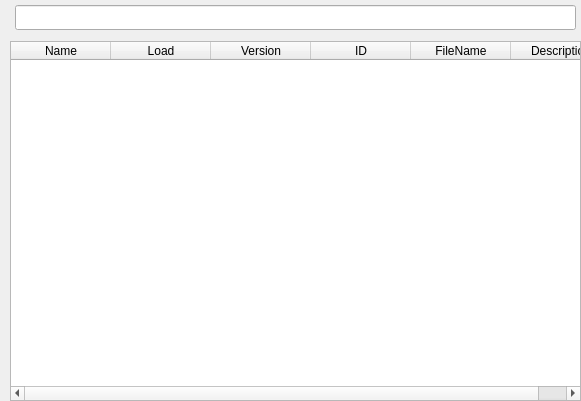
Before: the Qt Designer form sVanilla/src/ClientUi/Setting/PluginsInfo.ui in WangPengZhan/sVanilla, drawn with Qt 5.
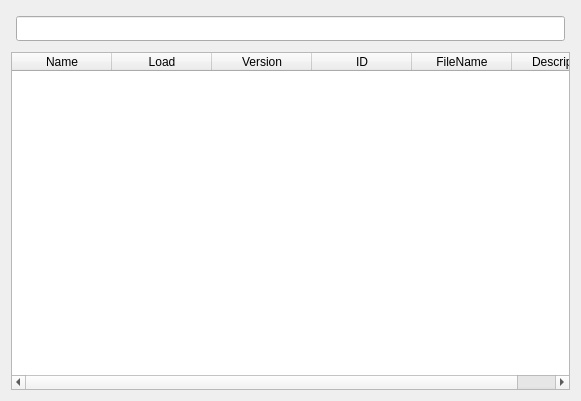
After: the same form once the commit is applied. Custom widgets are drawn as their Qt base class.

Diff of the .ui file:
```diff
--- a/sVanilla/src/ClientUi/Setting/PluginsInfo.ui
+++ b/sVanilla/src/ClientUi/Setting/PluginsInfo.ui
@@ -17,18 +17,6 @@
    </sizepolicy>
   </property>
   <layout class="QVBoxLayout" name="verticalLayout">
-   <property name="leftMargin">
-    <number>10</number>
-   </property>
-   <property name="topMargin">
-    <number>0</number>
-   </property>
-   <property name="rightMargin">
-    <number>0</number>
-   </property>
-   <property name="bottomMargin">
-    <number>0</number>
-   </property>
    <item>
     <widget class="QWidget" name="widget" native="true">
      <layout class="QHBoxLayout" name="horizontalLayout">
```
Left out of the diff: 8 changed lines with no effect on the pictures. Lines whose indentation alone changed are shown as unchanged.
